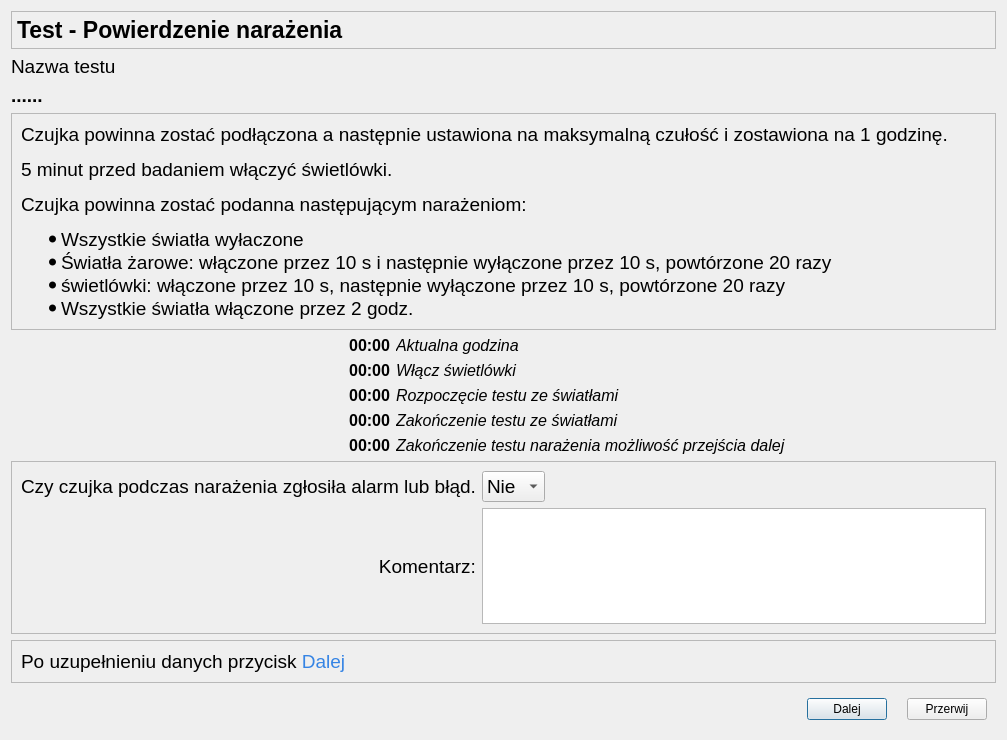
Old version of the form CzujkiLinioweApp/oknotestrozproszoneswiatlo.ui in the repository wiacekmarcin/CzujkiLiniowe.
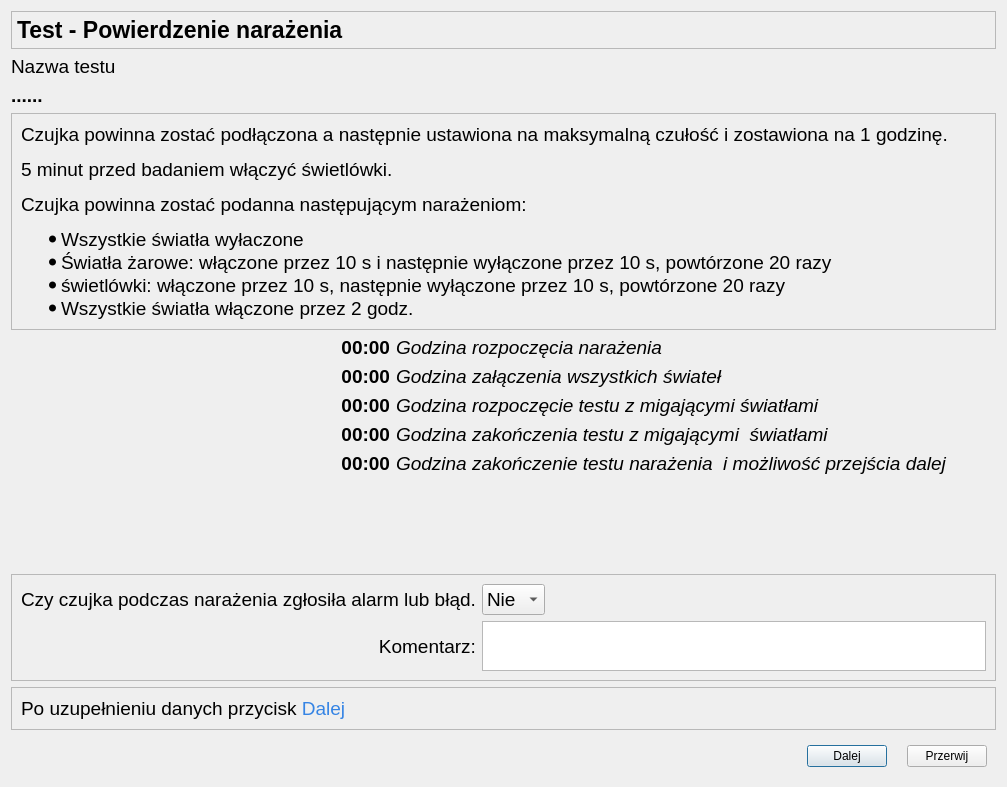
New version of the form. Icons and pictures are not drawn.

The edit to the form file:
```diff
--- a/CzujkiLinioweApp/oknotestrozproszoneswiatlo.ui
+++ b/CzujkiLinioweApp/oknotestrozproszoneswiatlo.ui
@@ -7,7 +7,7 @@
     <x>0</x>
     <y>0</y>
     <width>1007</width>
-    <height>740</height>
+    <height>787</height>
    </rect>
   </property>
   <property name="minimumSize">
@@ -30,14 +30,14 @@
     <widget class="QLabel" name="label_6">
      <property name="font">
       <font>
-       <pointsize>12</pointsize>
-       <weight>50</weight>
+       <family>Arial</family>
+       <pointsize>14</pointsize>
        <italic>true</italic>
        <bold>false</bold>
       </font>
      </property>
      <property name="text">
-      <string>Rozpoczęcie testu ze światłami</string>
+      <string>Godzina rozpoczęcie testu z migającymi światłami</string>
      </property>
     </widget>
    </item>
@@ -45,8 +45,8 @@
     <widget class="QLabel" name="currentDatetime">
      <property name="font">
       <font>
-       <pointsize>12</pointsize>
-       <weight>75</weight>
+       <family>Arial</family>
+       <pointsize>14</pointsize>
        <bold>true</bold>
       </font>
      </property>
@@ -86,8 +86,8 @@
     <widget class="QLabel" name="time3">
      <property name="font">
       <font>
-       <pointsize>12</pointsize>
-       <weight>75</weight>
+       <family>Arial</family>
+       <pointsize>14</pointsize>
        <italic>false</italic>
        <bold>true</bold>
       </font>
@@ -104,14 +104,14 @@
     <widget class="QLabel" name="label_9">
      <property name="font">
       <font>
-       <pointsize>12</pointsize>
-       <weight>50</weight>
+       <family>Arial</family>
+       <pointsize>14</pointsize>
        <italic>true</italic>
        <bold>false</bold>
       </font>
      </property>
      <property name="text">
-      <string>Zakończenie testu narażenia możliwość przejścia dalej</string>
+      <string>Godzina zakończenie testu narażenia  i możliwość przejścia dalej</string>
      </property>
     </widget>
    </item>
@@ -119,8 +119,8 @@
     <widget class="QLabel" name="time1">
      <property name="font">
       <font>
-       <pointsize>12</pointsize>
-       <weight>75</weight>
+       <family>Arial</family>
+       <pointsize>14</pointsize>
        <italic>false</italic>
        <bold>true</bold>
       </font>
@@ -194,8 +194,8 @@
     <widget class="QLabel" name="time2">
      <property name="font">
       <font>
-       <pointsize>12</pointsize>
-       <weight>75</weight>
+       <family>Arial</family>
+       <pointsize>14</pointsize>
        <italic>false</italic>
        <bold>true</bold>
       </font>
@@ -212,14 +212,14 @@
     <widget class="QLabel" name="label_8">
      <property name="font">
       <font>
-       <pointsize>12</pointsize>
-       <weight>50</weight>
+       <family>Arial</family>
+       <pointsize>14</pointsize>
        <italic>true</italic>
        <bold>false</bold>
       </font>
      </property>
      <property name="text">
-      <string>Zakończenie testu ze światłami</string>
+      <string>Godzina zakończenia testu z migającymi  światłami</string>
      </property>
     </widget>
    </item>
@@ -227,8 +227,8 @@
     <widget class="QLabel" name="time4">
      <property name="font">
       <font>
-       <pointsize>12</pointsize>
-       <weight>75</weight>
+       <family>Arial</family>
+       <pointsize>14</pointsize>
        <italic>false</italic>
        <bold>true</bold>
       </font>
@@ -398,7 +398,19 @@
        </widget>
       </item>
       <item row="1" column="1" colspan="2">
-       <widget class="QTextEdit" name="textEdit"/>
+       <widget class="QTextEdit" name="textEdit">
+        <property name="maximumSize">
+         <size>
+          <width>16777215</width>
+          <height>50</height>
+         </size>
+        </property>
+        <property name="font">
+         <font>
+          <pointsize>12</pointsize>
+         </font>
+        </property>
+       </widget>
       </item>
      </layout>
     </widget>
@@ -407,14 +419,14 @@
     <widget class="QLabel" name="label_4">
      <property name="font">
       <font>
-       <pointsize>12</pointsize>
-       <weight>50</weight>
+       <family>Arial</family>
+       <pointsize>14</pointsize>
        <italic>true</italic>
        <bold>false</bold>
       </font>
      </property>
      <property name="text">
-      <string>Włącz świetlówki</string>
+      <string>Godzina załączenia wszystkich świateł</string>
      </property>
     </widget>
    </item>
@@ -449,12 +461,13 @@
      </property>
      <property name="font">
       <font>
-       <pointsize>12</pointsize>
+       <family>Arial</family>
+       <pointsize>14</pointsize>
        <italic>true</italic>
       </font>
      </property>
      <property name="text">
-      <string>Aktualna godzina</string>
+      <string>Godzina rozpoczęcia narażenia</string>
      </property>
     </widget>
    </item>
```
Left out of the diff: 4 changed lines with no effect on the pictures.
